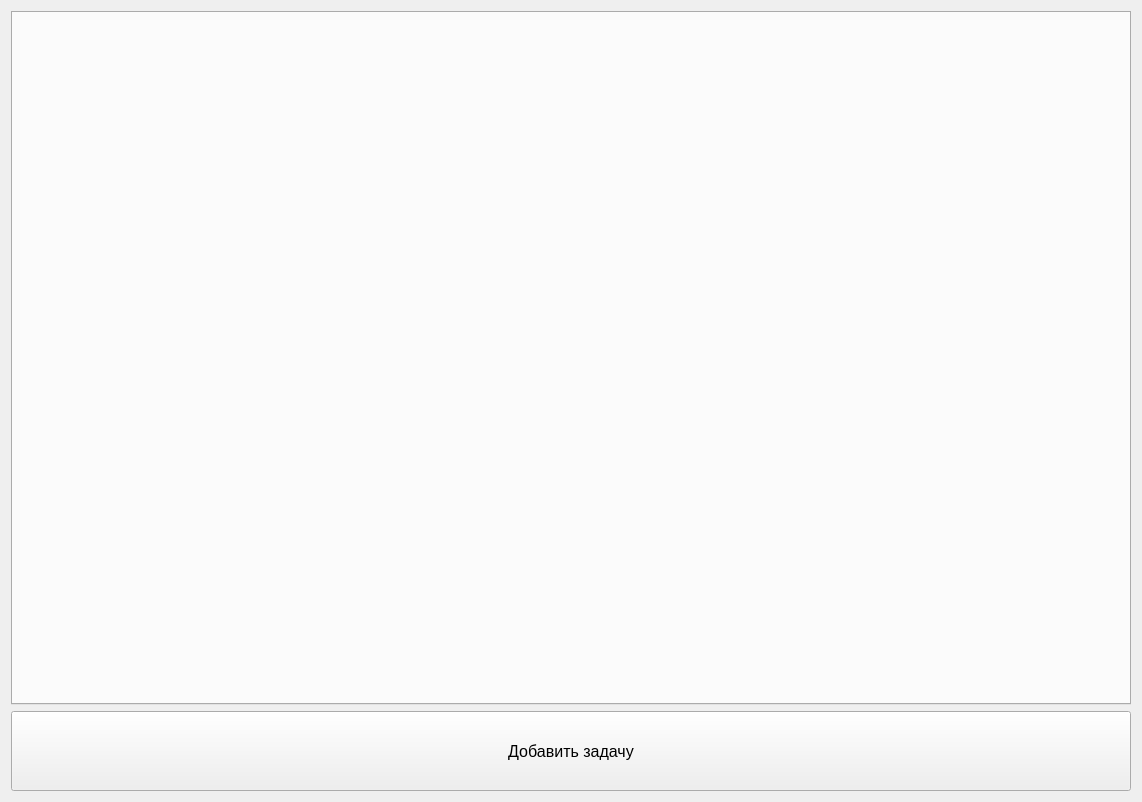
The window that tasks.ui (AnGREATern/kanbaner) describes before a commit, drawn with Qt 5.
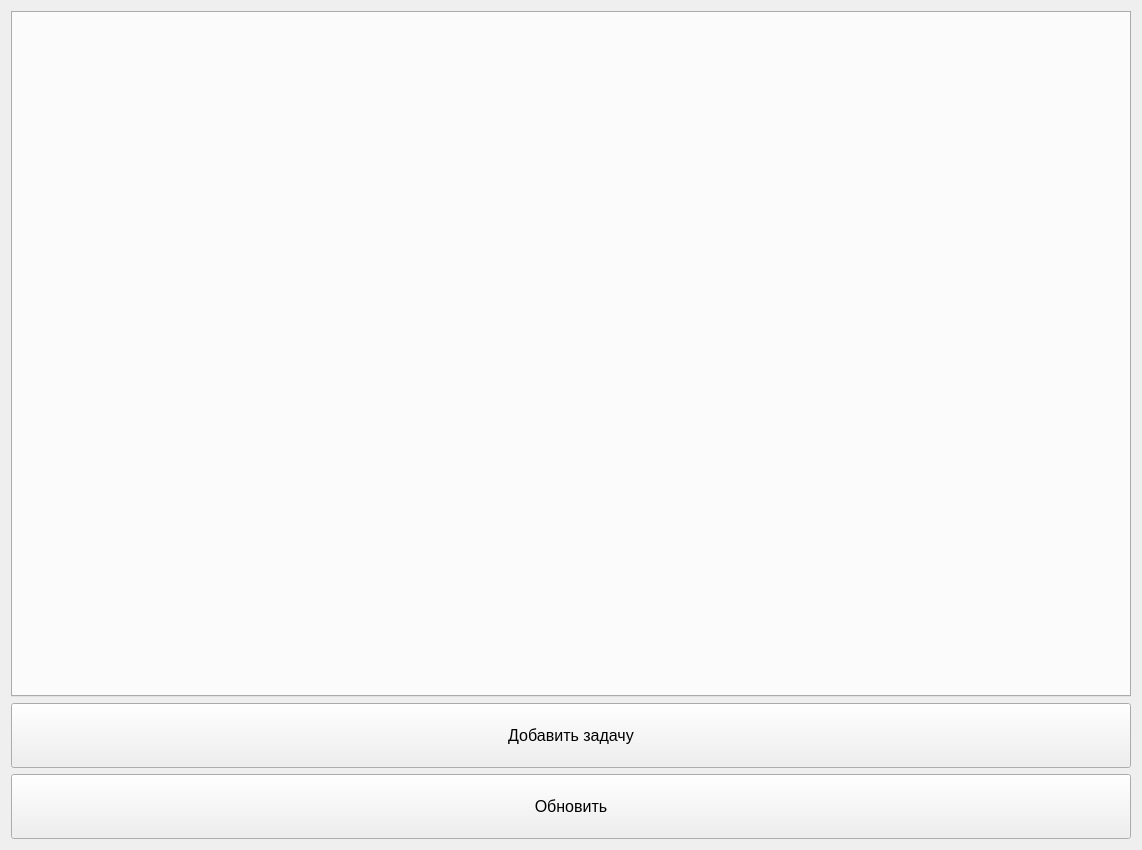
The same window after the commit.

Commit message: Подключение чата, работа статуса, добавление кнопки "Обновить"

What changed in the file:
```diff
--- a/tasks.ui
+++ b/tasks.ui
@@ -6,8 +6,8 @@
    <rect>
     <x>0</x>
     <y>0</y>
-    <width>1140</width>
-    <height>802</height>
+    <width>1142</width>
+    <height>850</height>
    </rect>
   </property>
   <property name="windowTitle">
@@ -16,6 +16,12 @@
   <layout class="QVBoxLayout" name="verticalLayout">
    <item>
     <widget class="QTabWidget" name="tabWidget">
+     <property name="sizePolicy">
+      <sizepolicy hsizetype="Expanding" vsizetype="Expanding">
+       <horstretch>0</horstretch>
+       <verstretch>0</verstretch>
+      </sizepolicy>
+     </property>
      <property name="font">
       <font>
        <pointsize>12</pointsize>
@@ -34,7 +40,7 @@
      <property name="minimumSize">
       <size>
        <width>1120</width>
-       <height>80</height>
+       <height>65</height>
       </size>
      </property>
      <property name="font">
@@ -47,6 +53,30 @@
      </property>
     </widget>
    </item>
+   <item>
+    <widget class="QPushButton" name="pb_reboot">
+     <property name="sizePolicy">
+      <sizepolicy hsizetype="Minimum" vsizetype="Minimum">
+       <horstretch>0</horstretch>
+       <verstretch>0</verstretch>
+      </sizepolicy>
+     </property>
+     <property name="minimumSize">
+      <size>
+       <width>0</width>
+       <height>65</height>
+      </size>
+     </property>
+     <property name="font">
+      <font>
+       <pointsize>12</pointsize>
+      </font>
+     </property>
+     <property name="text">
+      <string>Обновить</string>
+     </property>
+    </widget>
+   </item>
   </layout>
  </widget>
  <resources/>
```
Left out of the diff: 3 changed lines with no effect on the pictures. The commit also changes 3 other files.
